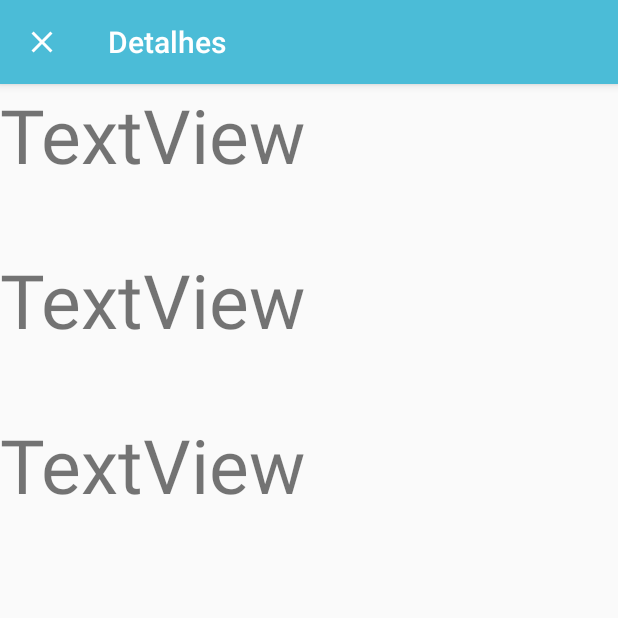
After one commit to RaquelFernandes/maissaude, an Android app: the DetalhesActivity screen opened directly, with no data from a screen before it, on a phone screen of 412 x 824 dp, the top half of it. The commit adds this screen. Run offline under Robolectric (Android 15) with nearby library versions, the phone set to English and light mode, and no system bars; 3 statements that could not run were skipped.

Commit message:
Cria Activity Detalhes

```diff
--- /dev/null
+++ b/app/src/main/java/com/example/a1514290074/saude/atividades/DetalhesActivity.java
@@ -0,0 +1,29 @@
+package com.example.a1514290074.saude.atividades;
+
+import android.content.Intent;
+import android.support.v7.app.AppCompatActivity;
+import android.os.Bundle;
+import android.widget.TextView;
+
+import com.example.a1514290074.saude.R;
+import com.example.a1514290074.saude.modelos.Movie;
+
+public class DetalhesActivity extends AppCompatActivity {
+
+    @Override
+    protected void onCreate(Bundle savedInstanceState) {
+        super.onCreate(savedInstanceState);
+        setContentView(R.layout.activity_detalhes);
+
+        TextView nome = (TextView) findViewById(R.id.detalhes_tv_nome);
+        TextView genero = (TextView) findViewById(R.id.detalhes_tv_genero);
+        TextView ano = (TextView) findViewById(R.id.detalhes_tv_ano);
+
+        Movie filme = (Movie) getIntent().getSerializableExtra("filme");
+
+        nome.setText(filme.getTitle());
+        genero.setText(filme.getGenre());
+        ano.setText(filme.getYear());
+
+    }
+}
--- a/app/src/main/java/com/example/a1514290074/saude/modelos/Movie.java
+++ b/app/src/main/java/com/example/a1514290074/saude/modelos/Movie.java
@@ -1,6 +1,8 @@
 package com.example.a1514290074.saude.modelos;
 
-public class Movie {
+import java.io.Serializable;
+
+public class Movie implements Serializable {
     private String title, genre, year;
 
     public Movie() {
--- /dev/null
+++ b/app/src/main/res/layout/activity_detalhes.xml
@@ -0,0 +1,33 @@
+<?xml version="1.0" encoding="utf-8"?>
+<LinearLayout xmlns:android="http://schemas.android.com/apk/res/android"
+    xmlns:app="http://schemas.android.com/apk/res-auto"
+    xmlns:tools="http://schemas.android.com/tools"
+    android:layout_width="match_parent"
+    android:layout_height="match_parent"
+    android:orientation="vertical"
+    tools:context="com.example.a1514290074.saude.atividades.DetalhesActivity">
+
+    <TextView
+        android:id="@+id/detalhes_tv_nome"
+        android:layout_width="wrap_content"
+        android:layout_height="wrap_content"
+        android:layout_weight="0.09"
+        android:text="TextView"
+        android:textSize="50sp" />
+
+    <TextView
+        android:id="@+id/detalhes_tv_genero"
+        android:layout_width="match_parent"
+        android:layout_height="wrap_content"
+        android:layout_weight="0.09"
+        android:text="TextView"
+        android:textSize="50sp" />
+
+    <TextView
+        android:id="@+id/detalhes_tv_ano"
+        android:layout_width="match_parent"
+        android:layout_height="wrap_content"
+        android:layout_weight="1"
+        android:text="TextView"
+        android:textSize="50sp" />
+</LinearLayout>
```
Also changed, not shown: app/src/main/AndroidManifest.xml (+8 -6 lines), app/src/main/java/com/example/a1514290074/saude/adaptadores/MoviesAdapter.java (+7 -0 lines), app/src/main/java/com/example/a1514290074/saude/fragmentos/ProximosFragment.java (+25 -0 lines), app/src/main/java/com/example/a1514290074/saude/listeners/ClickListener.java (added, +8 -0 lines), app/src/main/java/com/example/a1514290074/saude/listeners/RecyclerTouchListener.java (added, +55 -0 lines).
